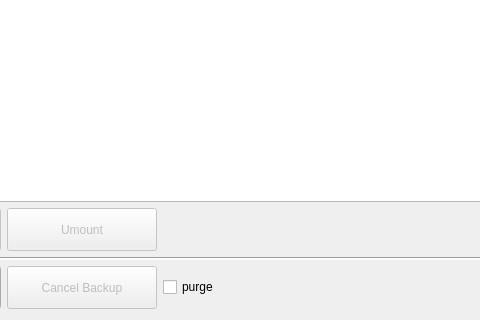
Before: the Qt Designer form ui/tabContent.ui in andreasholzner/borgmatic-ui, drawn with Qt 5; both pictures show x 160 to 640 and y 374 to 694 of the 827 by 694 pixel window.
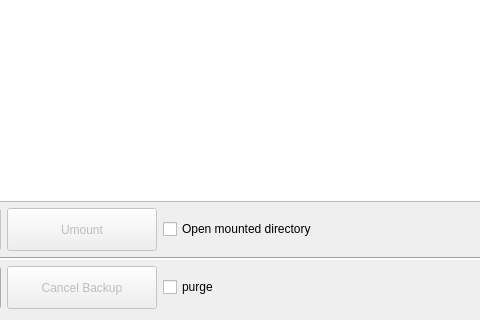
After: the same form once the commit is applied. Icons and pictures are not drawn.

Commit message:
Open directory after mounting archive
- New checkbox to control whether to open the directory or not
- Abstraction for QDesktopServices to allow for tests
- Add test for "open config in editor"-button

```diff
--- a/ui/tabContent.ui
+++ b/ui/tabContent.ui
@@ -335,6 +335,13 @@
        </property>
       </widget>
      </item>
+     <item row="0" column="2">
+      <widget class="QCheckBox" name="openMountPointCheckBox">
+       <property name="text">
+        <string>Open mounted directory</string>
+       </property>
+      </widget>
+     </item>
     </layout>
    </item>
   </layout>
```
Left out of the diff: 1 changed line with no effect on the pictures. The commit also changes 9 other files.
